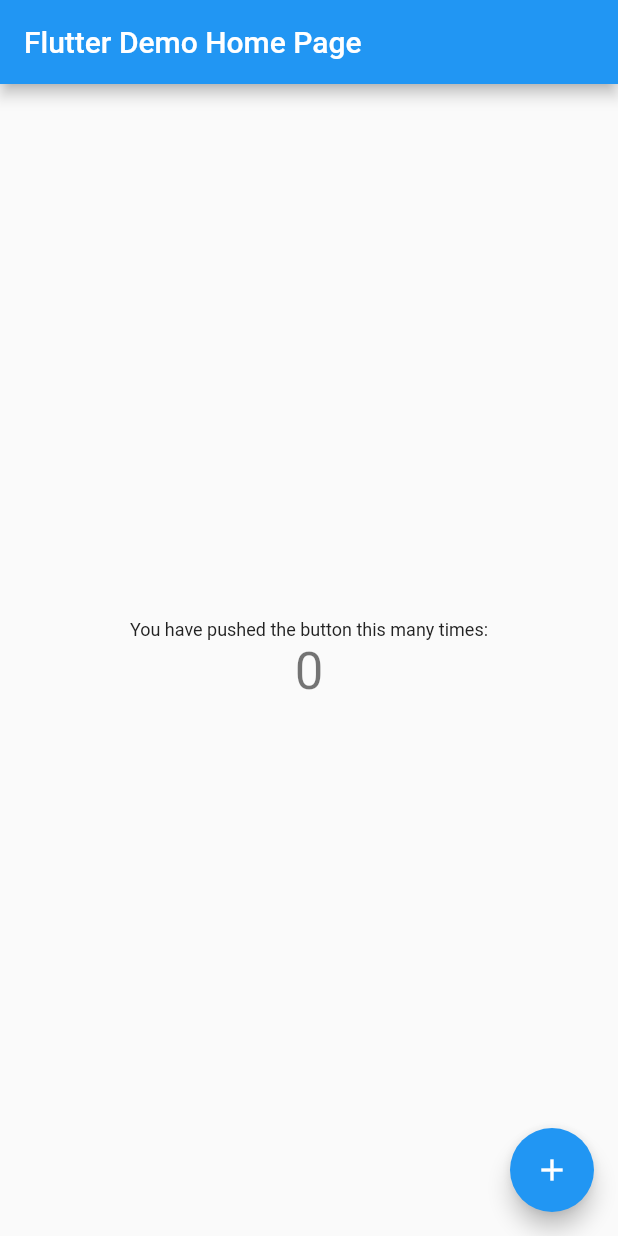
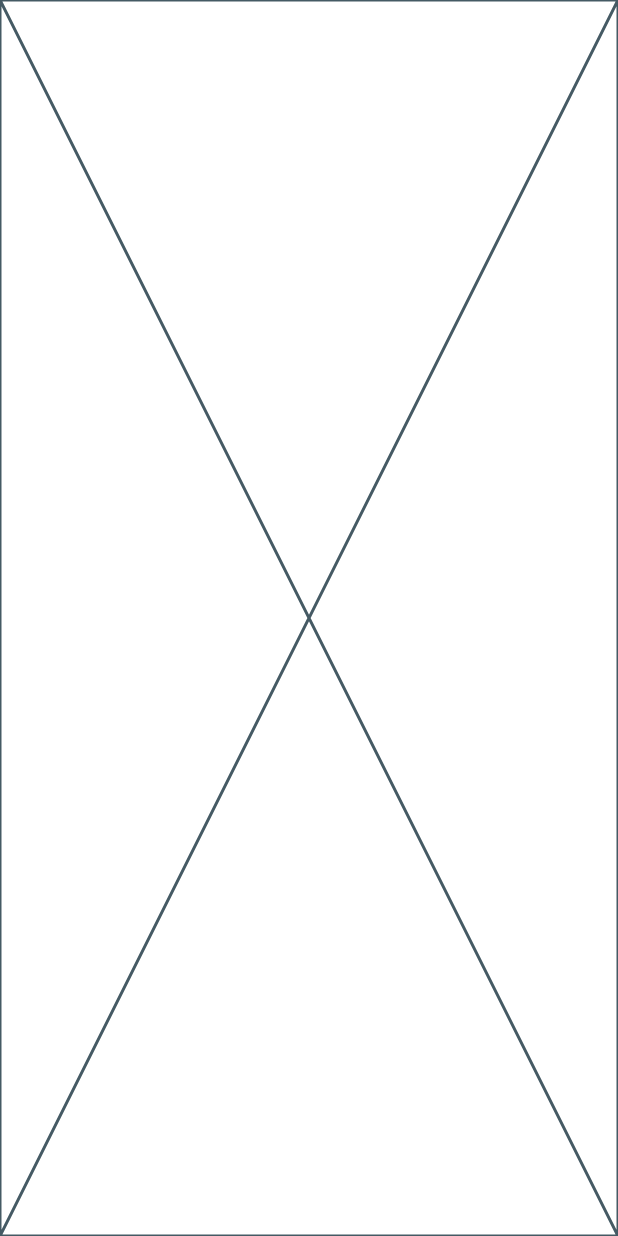
Before and after one commit to carlosctu/pokedex-app, a Flutter app: the screen it shows after launch, on a phone screen of 412 x 824 dp. Run offline on Flutter 3.47's test engine with Material 2 defaults, Android fonts, the phone set to English and light mode, and no system bars.

Commit message:
refactor: removing non necessary widgets

```diff
--- a/lib/main.dart
+++ b/lib/main.dart
@@ -8,98 +8,21 @@
 class MyApp extends StatelessWidget {
   const MyApp({super.key});
 
-  // This widget is the root of your application.
   @override
   Widget build(BuildContext context) {
     return MaterialApp(
-      title: 'Flutter Demo',
+      title: 'Pokedex Flutter App',
       theme: PokedexThemeData().themeData,
-      home: const MyHomePage(title: 'Flutter Demo Home Page'),
+      home: const MyWidget(),
     );
   }
 }
 
-class MyHomePage extends StatefulWidget {
-  const MyHomePage({super.key, required this.title});
-
-  // This widget is the home page of your application. It is stateful, meaning
-  // that it has a State object (defined below) that contains fields that affect
-  // how it looks.
-
-  // This class is the configuration for the state. It holds the values (in this
-  // case the title) provided by the parent (in this case the App widget) and
-  // used by the build method of the State. Fields in a Widget subclass are
-  // always marked "final".
-
-  final String title;
-
-  @override
-  State<MyHomePage> createState() => _MyHomePageState();
-}
-
-class _MyHomePageState extends State<MyHomePage> {
-  int _counter = 0;
-
-  void _incrementCounter() {
-    setState(() {
-      // This call to setState tells the Flutter framework that something has
-      // changed in this State, which causes it to rerun the build method below
-      // so that the display can reflect the updated values. If we changed
-      // _counter without calling setState(), then the build method would not be
-      // called again, and so nothing would appear to happen.
-      _counter++;
-    });
-  }
+class MyWidget extends StatelessWidget {
+  const MyWidget({super.key});
 
   @override
   Widget build(BuildContext context) {
-    // This method is rerun every time setState is called, for instance as done
-    // by the _incrementCounter method above.
-    //
-    // The Flutter framework has been optimized to make rerunning build methods
-    // fast, so that you can just rebuild anything that needs updating rather
-    // than having to individually change instances of widgets.
-    return Scaffold(
-      appBar: AppBar(
-        // Here we take the value from the MyHomePage object that was created by
-        // the App.build method, and use it to set our appbar title.
-        title: Text(widget.title),
-      ),
-      body: Center(
-        // Center is a layout widget. It takes a single child and positions it
-        // in the middle of the parent.
-        child: Column(
-          // Column is also a layout widget. It takes a list of children and
-          // arranges them vertically. By default, it sizes itself to fit its
-          // children horizontally, and tries to be as tall as its parent.
-          //
-          // Invoke "debug painting" (press "p" in the console, choose the
-          // "Toggle Debug Paint" action from the Flutter Inspector in Android
-          // Studio, or the "Toggle Debug Paint" command in Visual Studio Code)
-          // to see the wireframe for each widget.
-          //
-          // Column has various properties to control how it sizes itself and
-          // how it positions its children. Here we use mainAxisAlignment to
-          // center the children vertically; the main axis here is the vertical
-          // axis because Columns are vertical (the cross axis would be
-          // horizontal).
-          mainAxisAlignment: MainAxisAlignment.center,
-          children: <Widget>[
-            const Text(
-              'You have pushed the button this many times:',
-            ),
-            Text(
-              '$_counter',
-              style: Theme.of(context).textTheme.headlineMedium,
-            ),
-          ],
-        ),
-      ),
-      floatingActionButton: FloatingActionButton(
-        onPressed: _incrementCounter,
-        tooltip: 'Increment',
-        child: const Icon(Icons.add),
-      ), // This trailing comma makes auto-formatting nicer for build methods.
-    );
+    return const Placeholder();
   }
 }
```
